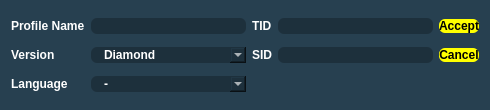
This is Forms/Gen4/ProfileManager4NewEdit.ui in Admiral-Fish/PokeFinder as Qt 5 draws it before an edit. The edited form follows.
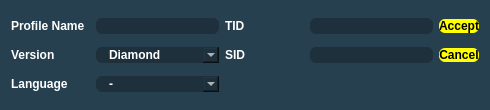
This is the edited form. Custom widgets are drawn as their Qt base class.

Patch:
```diff
--- a/Forms/Gen4/ProfileManager4NewEdit.ui
+++ b/Forms/Gen4/ProfileManager4NewEdit.ui
@@ -125,7 +125,14 @@
     </widget>
    </item>
    <item row="0" column="1">
-    <widget class="QLineEdit" name="lineEditProfile"/>
+    <widget class="QLineEdit" name="lineEditProfile">
+     <property name="sizePolicy">
+      <sizepolicy hsizetype="Preferred" vsizetype="Fixed">
+       <horstretch>0</horstretch>
+       <verstretch>0</verstretch>
+      </sizepolicy>
+     </property>
+    </widget>
    </item>
    <item row="0" column="2">
     <widget class="QLabel" name="labelTID">
@@ -135,10 +142,23 @@
     </widget>
    </item>
    <item row="0" column="3">
-    <widget class="QTextBox" name="textBoxTID"/>
+    <widget class="QTextBox" name="textBoxTID">
+     <property name="sizePolicy">
+      <sizepolicy hsizetype="Preferred" vsizetype="Fixed">
+       <horstretch>0</horstretch>
+       <verstretch>0</verstretch>
+      </sizepolicy>
+     </property>
+    </widget>
    </item>
    <item row="0" column="4">
     <widget class="QPushButton" name="pushButtonAccept">
+     <property name="sizePolicy">
+      <sizepolicy hsizetype="Fixed" vsizetype="Fixed">
+       <horstretch>0</horstretch>
+       <verstretch>0</verstretch>
+      </sizepolicy>
+     </property>
      <property name="text">
       <string>Accept</string>
      </property>
@@ -153,6 +173,12 @@
    </item>
    <item row="1" column="1">
     <widget class="QComboBox" name="comboBoxVersion">
+     <property name="sizePolicy">
+      <sizepolicy hsizetype="Preferred" vsizetype="Fixed">
+       <horstretch>0</horstretch>
+       <verstretch>0</verstretch>
+      </sizepolicy>
+     </property>
      <item>
       <property name="text">
        <string>Diamond</string>
@@ -188,10 +214,23 @@
     </widget>
    </item>
    <item row="1" column="3">
-    <widget class="QTextBox" name="textBoxSID"/>
+    <widget class="QTextBox" name="textBoxSID">
+     <property name="sizePolicy">
+      <sizepolicy hsizetype="Preferred" vsizetype="Fixed">
+       <horstretch>0</horstretch>
+       <verstretch>0</verstretch>
+      </sizepolicy>
+     </property>
+    </widget>
    </item>
    <item row="1" column="4">
     <widget class="QPushButton" name="pushButtonCancel">
+     <property name="sizePolicy">
+      <sizepolicy hsizetype="Fixed" vsizetype="Fixed">
+       <horstretch>0</horstretch>
+       <verstretch>0</verstretch>
+      </sizepolicy>
+     </property>
      <property name="text">
       <string>Cancel</string>
      </property>
@@ -206,6 +245,12 @@
    </item>
    <item row="2" column="1">
     <widget class="QComboBox" name="comboBoxLanguage">
+     <property name="sizePolicy">
+      <sizepolicy hsizetype="Preferred" vsizetype="Fixed">
+       <horstretch>0</horstretch>
+       <verstretch>0</verstretch>
+      </sizepolicy>
+     </property>
      <item>
       <property name="text">
        <string notr="true">-</string>
```
